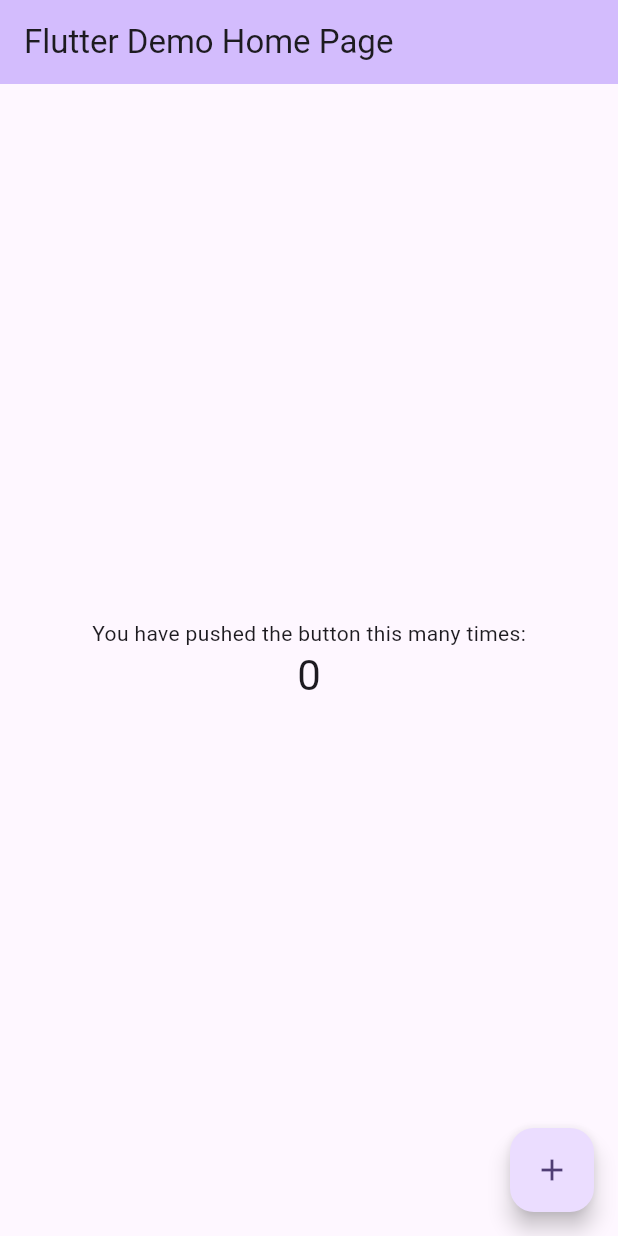
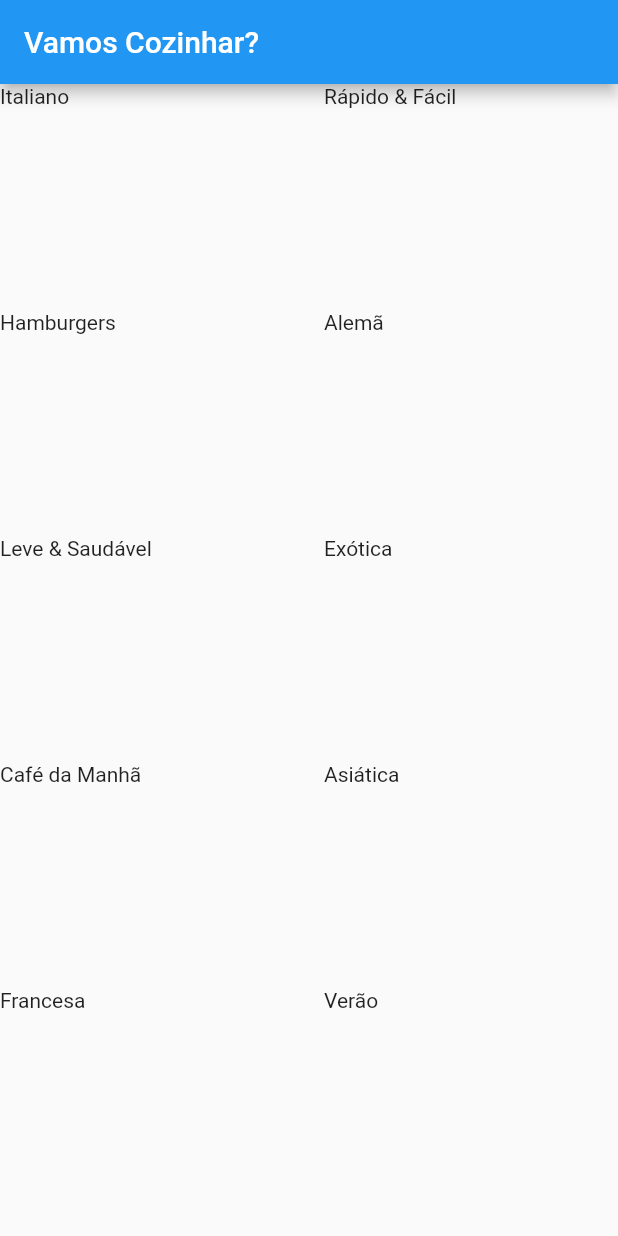
Before and after one commit to v10k/Flutter_Cook_Recipes, a Flutter app: the screen it shows after launch, on a phone screen of 412 x 824 dp. Run offline on Flutter 3.47's test engine with Material 2 defaults, Android fonts, the phone set to English and light mode, and no system bars.

Commit message:
Created project structure folders, added category class, dummy data file and first screen.

```diff
--- /dev/null
+++ b/lib/components/category_item.dart
@@ -0,0 +1,16 @@
+import 'package:flutter/material.dart';
+import '../models/category.dart';
+
+class CategoryItem extends StatelessWidget {
+
+  final Category category;
+
+  const CategoryItem(this.category, {super.key});
+
+  @override
+  Widget build(BuildContext context) {
+    return Container(
+      child: Text(category.title),
+    );
+  }
+}
--- /dev/null
+++ b/lib/data/dummy_data.dart
@@ -0,0 +1,56 @@
+import 'package:flutter/material.dart';
+
+import '../models/category.dart';
+
+const dummyCategories = [
+  Category(
+    id: 'c1',
+    title: 'Italiano',
+    color: Colors.purple,
+  ),
+  Category(
+    id: 'c2',
+    title: 'Rápido & Fácil',
+    color: Colors.red,
+  ),
+  Category(
+    id: 'c3',
+    title: 'Hamburgers',
+    color: Colors.orange,
+  ),
+  Category(
+    id: 'c4',
+    title: 'Alemã',
+    color: Colors.indigo,
+  ),
+  Category(
+    id: 'c5',
+    title: 'Leve & Saudável',
+    color: Colors.amber,
+  ),
+  Category(
+    id: 'c6',
+    title: 'Exótica',
+    color: Colors.green,
+  ),
+  Category(
+    id: 'c7',
+    title: 'Café da Manhã',
+    color: Colors.lightBlue,
+  ),
+  Category(
+    id: 'c8',
+    title: 'Asiática',
+    color: Colors.lightGreen,
+  ),
+  Category(
+    id: 'c9',
+    title: 'Francesa',
+    color: Colors.pink,
+  ),
+  Category(
+    id: 'c10',
+    title: 'Verão',
+    color: Colors.teal,
+  ),
+];
--- a/lib/main.dart
+++ b/lib/main.dart
@@ -1,125 +1,18 @@
 import 'package:flutter/material.dart';
+import './screens/categories_screen.dart';
 
-void main() {
-  runApp(const MyApp());
-}
+void main() => runApp(const MyApp());
 
 class MyApp extends StatelessWidget {
   const MyApp({super.key});
-
-  // This widget is the root of your application.
   @override
   Widget build(BuildContext context) {
     return MaterialApp(
-      title: 'Flutter Demo',
+      title: 'DeliMeals',
       theme: ThemeData(
-        // This is the theme of your application.
-        //
-        // TRY THIS: Try running your application with "flutter run". You'll see
-        // the application has a blue toolbar. Then, without quitting the app,
-        // try changing the seedColor in the colorScheme below to Colors.green
-        // and then invoke "hot reload" (save your changes or press the "hot
-        // reload" button in a Flutter-supported IDE, or press "r" if you used
-        // the command line to start the app).
-        //
-        // Notice that the counter didn't reset back to zero; the application
-        // state is not lost during the reload. To reset the state, use hot
-        // restart instead.
-        //
-        // This works for code too, not just values: Most code changes can be
-        // tested with just a hot reload.
-        colorScheme: ColorScheme.fromSeed(seedColor: Colors.deepPurple),
-        useMaterial3: true,
+        primarySwatch: Colors.blue,
       ),
-      home: const MyHomePage(title: 'Flutter Demo Home Page'),
+      home: const CategoriesScreen(),
     );
   }
 }
-
-class MyHomePage extends StatefulWidget {
-  const MyHomePage({super.key, required this.title});
-
-  // This widget is the home page of your application. It is stateful, meaning
-  // that it has a State object (defined below) that contains fields that affect
-  // how it looks.
-
-  // This class is the configuration for the state. It holds the values (in this
-  // case the title) provided by the parent (in this case the App widget) and
-  // used by the build method of the State. Fields in a Widget subclass are
-  // always marked "final".
-
-  final String title;
-
-  @override
-  State<MyHomePage> createState() => _MyHomePageState();
-}
-
-class _MyHomePageState extends State<MyHomePage> {
-  int _counter = 0;
-
-  void _incrementCounter() {
-    setState(() {
-      // This call to setState tells the Flutter framework that something has
-      // changed in this State, which causes it to rerun the build method below
-      // so that the display can reflect the updated values. If we changed
-      // _counter without calling setState(), then the build method would not be
-      // called again, and so nothing would appear to happen.
-      _counter++;
-    });
-  }
-
-  @override
-  Widget build(BuildContext context) {
-    // This method is rerun every time setState is called, for instance as done
-    // by the _incrementCounter method above.
-    //
-    // The Flutter framework has been optimized to make rerunning build methods
-    // fast, so that you can just rebuild anything that needs updating rather
-    // than having to individually change instances of widgets.
-    return Scaffold(
-      appBar: AppBar(
-        // TRY THIS: Try changing the color here to a specific color (to
-        // Colors.amber, perhaps?) and trigger a hot reload to see the AppBar
-        // change color while the other colors stay the same.
-        backgroundColor: Theme.of(context).colorScheme.inversePrimary,
-        // Here we take the value from the MyHomePage object that was created by
-        // the App.build method, and use it to set our appbar title.
-        title: Text(widget.title),
-      ),
-      body: Center(
-        // Center is a layout widget. It takes a single child and positions it
-        // in the middle of the parent.
-        child: Column(
-          // Column is also a layout widget. It takes a list of children and
-          // arranges them vertically. By default, it sizes itself to fit its
-          // children horizontally, and tries to be as tall as its parent.
-          //
-          // Column has various properties to control how it sizes itself and
-          // how it positions its children. Here we use mainAxisAlignment to
-          // center the children vertically; the main axis here is the vertical
-          // axis because Columns are vertical (the cross axis would be
-          // horizontal).
-          //
-          // TRY THIS: Invoke "debug painting" (choose the "Toggle Debug Paint"
-          // action in the IDE, or press "p" in the console), to see the
-          // wireframe for each widget.
-          mainAxisAlignment: MainAxisAlignment.center,
-          children: <Widget>[
-            const Text(
-              'You have pushed the button this many times:',
-            ),
-            Text(
-              '$_counter',
-              style: Theme.of(context).textTheme.headlineMedium,
-            ),
-          ],
-        ),
-      ),
-      floatingActionButton: FloatingActionButton(
-        onPressed: _incrementCounter,
-        tooltip: 'Increment',
-        child: const Icon(Icons.add),
-      ), // This trailing comma makes auto-formatting nicer for build methods.
-    );
-  }
-}
--- /dev/null
+++ b/lib/models/category.dart
@@ -0,0 +1,14 @@
+import 'package:flutter/material.dart';
+
+class Category {
+
+  final String id;
+  final String title;
+  final Color color;
+
+  const Category({
+    required this.id,
+    required this.title,
+    this.color = Colors.orange
+  });
+}
--- /dev/null
+++ b/lib/screens/categories_screen.dart
@@ -0,0 +1,28 @@
+import 'package:flutter/material.dart';
+
+import '../components/category_item.dart';
+import '../data/dummy_data.dart';
+
+class CategoriesScreen extends StatelessWidget {
+  const CategoriesScreen({super.key});
+
+  @override
+  Widget build(BuildContext context) {
+    return Scaffold(
+      appBar: AppBar(
+        title: const Text('Vamos Cozinhar?'),
+      ),
+      body: GridView(
+        gridDelegate: const SliverGridDelegateWithMaxCrossAxisExtent(
+          maxCrossAxisExtent: 200,
+          childAspectRatio: 3 / 2,
+          crossAxisSpacing: 20,
+          mainAxisSpacing: 20,
+        ),
+        children: dummyCategories.map((cat) {
+          return CategoryItem(cat);
+        }).toList(),
+      ),
+    );
+  }
+}
```
